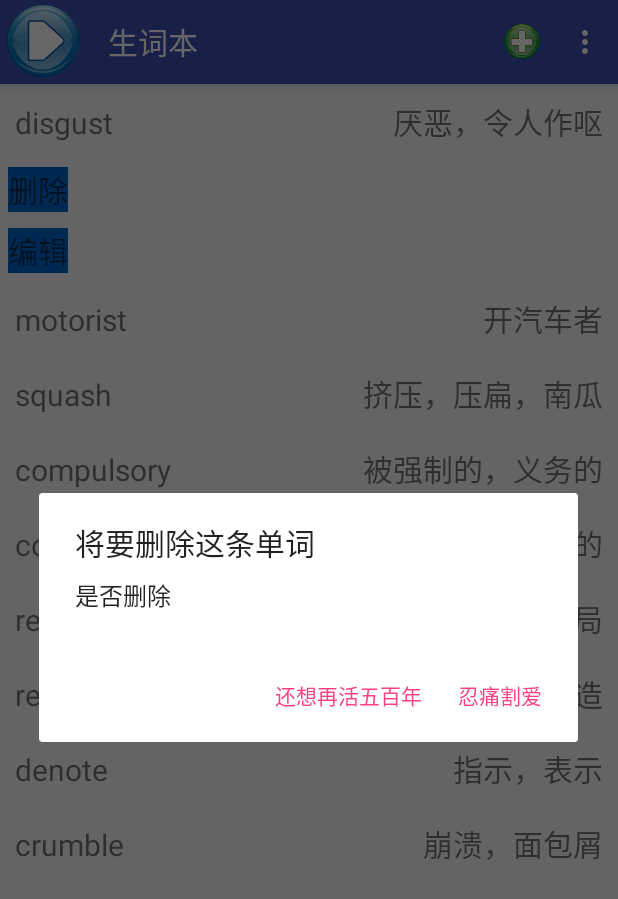
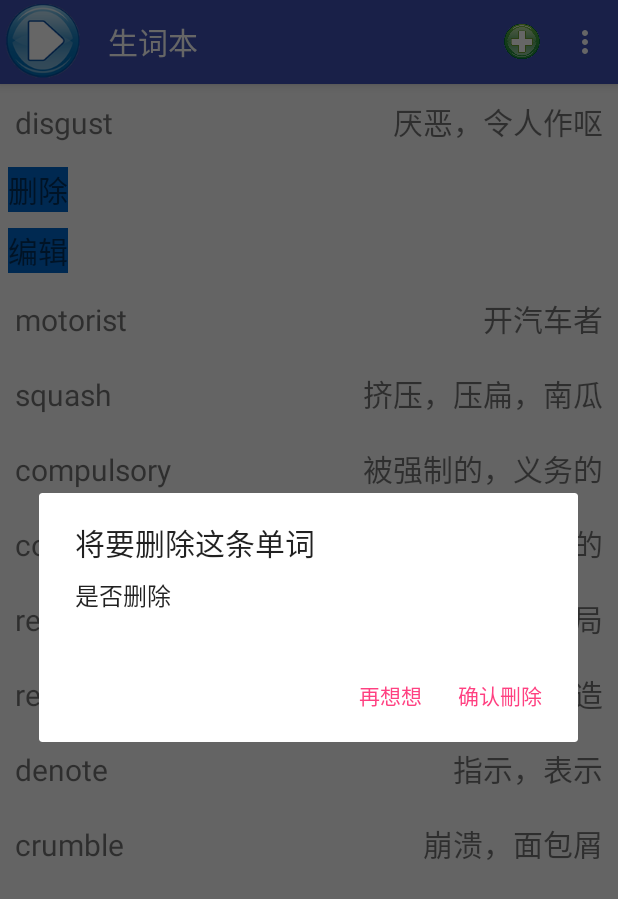
Before and after one commit to diluyang/newDictionary, an Android app: the screen it shows after launch (MainActivity), after a tap on "删除", on a phone screen of 412 x 824 dp. Shown: the top 899 px of the screen. Run offline under Robolectric (Android 15) with nearby library versions, the phone set to English and light mode, and no system bars; libraries missing offline, so code that uses them is left out: org.litepal, org.litepal.crud; 1 statement that could not run was skipped; 2 other taps on this screen came first.

Commit message:
Update WordAdapter.java

```diff
--- a/app/src/main/java/com/example/dictionary/WordAdapter.java
+++ b/app/src/main/java/com/example/dictionary/WordAdapter.java
@@ -2,7 +2,6 @@ package com.example.dictionary;
 
 import android.app.AlertDialog;
 import android.content.DialogInterface;
-import android.content.Intent;
 import android.support.v7.widget.RecyclerView;
 import android.view.LayoutInflater;
 import android.view.View;
@@ -58,13 +57,6 @@ public class WordAdapter extends RecyclerView.Adapter<WordAdapter.ViewHolder> {
         final ViewHolder viewHolder=new ViewHolder(view);
         viewHolder.ChWView.setOnClickListener(new View.OnClickListener(){
             public void onClick(View v){
-////                View contentView= LayoutInflater.from(v.getContext()).inflate(R.layout.popup_layout,null);
-////                PopupWindow popupWindow=new PopupWindow(contentView,140,220);
-////                popupWindow.setFocusable(true);
-////                popupWindow.setTouchable(true);
-////                popupWindow.setOutsideTouchable(true);
-////                popupWindow.showAsDropDown(v,0,0);
-//                Log.d("顺序","PopupWindow");
 
                 //显示隐藏的控件
                 if(viewHolder.include.getVisibility()==View.GONE){
@@ -78,7 +70,7 @@ public class WordAdapter extends RecyclerView.Adapter<WordAdapter.ViewHolder> {
                             alert.setTitle("将要删除这条单词");
                             alert.setMessage("是否删除");
                             alert.setCancelable(true);
-                            alert.setPositiveButton("忍痛割爱", new DialogInterface.OnClickListener() {
+                            alert.setPositiveButton("确认刪除", new DialogInterface.OnClickListener() {
                                 @Override
                                 public void onClick(DialogInterface dialogInterface, int i) {
                                     int pos=viewHolder.getLayoutPosition();
@@ -86,7 +78,7 @@ public class WordAdapter extends RecyclerView.Adapter<WordAdapter.ViewHolder> {
                                     notifyItemRemoved(pos);
                                 }
                             });
-                            alert.setNegativeButton("还想再活五百年", new DialogInterface.OnClickListener() {
+                            alert.setNegativeButton("再想想", new DialogInterface.OnClickListener() {
                                 @Override
                                 public void onClick(DialogInterface dialogInterface, int i) {
                                     return;
@@ -120,23 +112,13 @@ public class WordAdapter extends RecyclerView.Adapter<WordAdapter.ViewHolder> {
             }
         });
 
-        //用百度翻译查阅词典中某个词的定义
-        viewHolder.EnWView.setOnClickListener(new View.OnClickListener() {
-            @Override
-            public void onClick(View view) {
-                String data=viewHolder.EnWView.getText().toString();
-                Intent intent=new Intent(view.getContext(),WebActivity.class);
-                intent.putExtra("word",data);
-                view.getContext().startActivity(intent);
-            }
-        });
-//        Log.d("顺序","onCreateViewHolder");
         return viewHolder;
-    }
+   }
 
     /*
     对子项的进行赋值
      */
+
     public void onBindViewHolder(ViewHolder viewHolder, final int position){
         Word word=list.get(position);
         viewHolder.EnWView.setText(word.getEnW());
```
